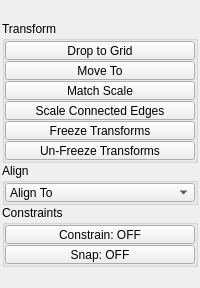
Above: tentacle/ui/transform.ui from m3trik/tentacle before the change. Below: the same form after it.
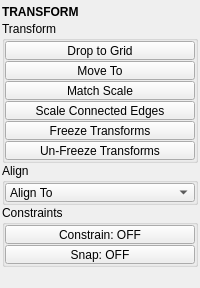
That is the form after the change. Custom widgets are drawn as their Qt base class.

The edit to the form file:
```diff
--- a/tentacle/ui/transform.ui
+++ b/tentacle/ui/transform.ui
@@ -51,7 +51,7 @@
        <number>0</number>
       </property>
       <item>
-       <widget class="Header" name="header" native="true">
+       <widget class="Header" name="header">
         <property name="minimumSize">
          <size>
           <width>0</width>
@@ -585,7 +585,7 @@
  <customwidgets>
   <customwidget>
    <class>Header</class>
-   <extends>QWidget</extends>
+   <extends>QLabel</extends>
    <header>uitk.widgets.header</header>
   </customwidget>
   <customwidget>
```
Left out of the diff: 2 changed lines with no effect on the pictures.
